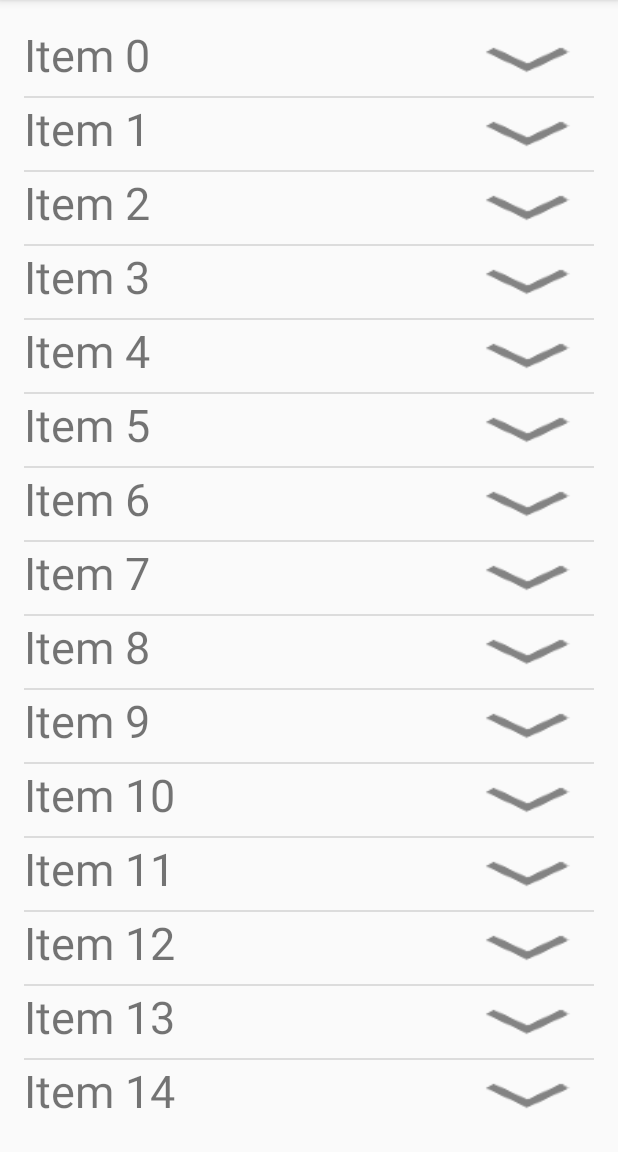
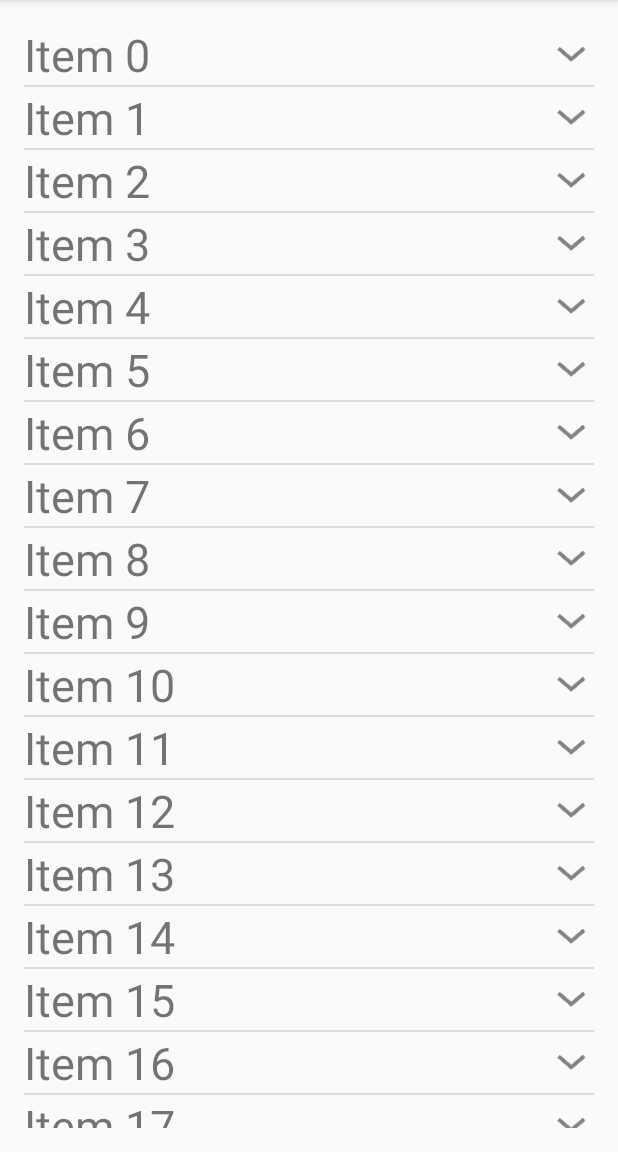
Before and after one commit to hanweizhang/AnimatedExpandableListView, an Android app: the screen it shows after launch (MainActivity), on a phone screen of 412 x 824 dp, the part 84-1236 px from its top. Run offline under Robolectric (Android 15) with nearby library versions, the phone set to English and light mode, and no system bars.

Commit message:
Modified icon size

```diff
--- a/AnimatedExpandableListTest/app/src/main/res/layout/expandable_listview_item.xml
+++ b/AnimatedExpandableListTest/app/src/main/res/layout/expandable_listview_item.xml
@@ -19,8 +19,9 @@
 
         <ToggleButton
             android:id="@+id/expandable_listview_expand_toggle"
-            android:layout_width="wrap_content"
-            android:layout_height="wrap_content"
+            android:layout_width="30dp"
+            android:layout_height="30dp"
+            android:layout_gravity="center_vertical"
             android:disabledAlpha="0"
             android:background="@drawable/expand_toggle_state_selector"
             android:textOn=""
```
Also changed, not shown: 2 other files.
